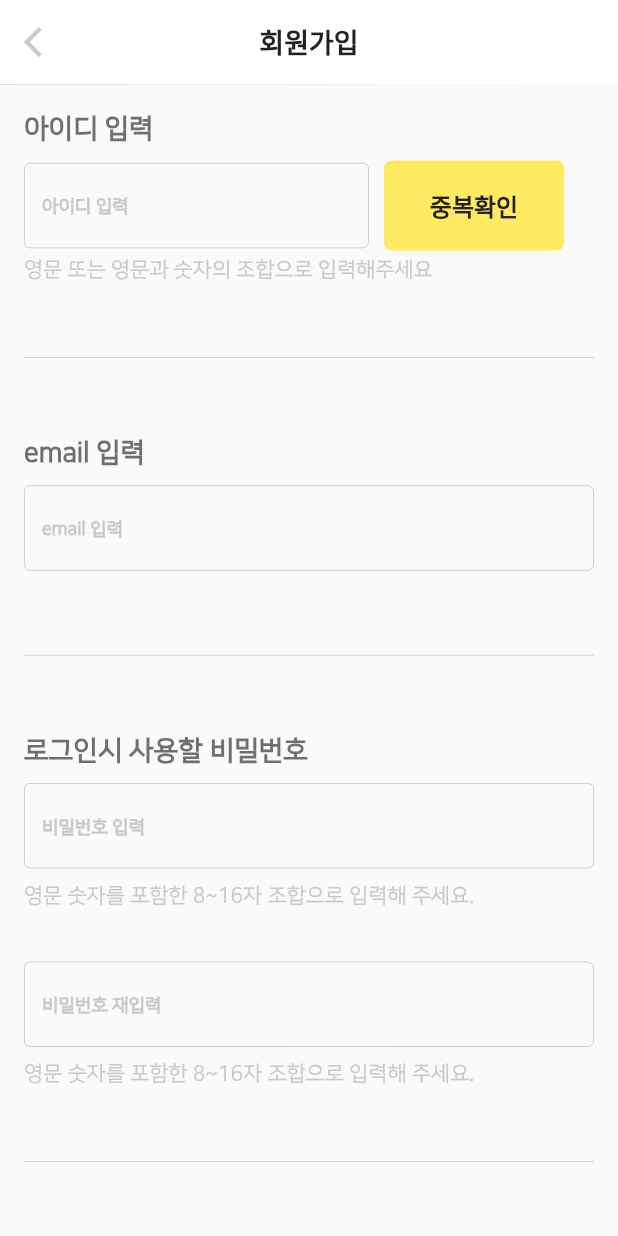
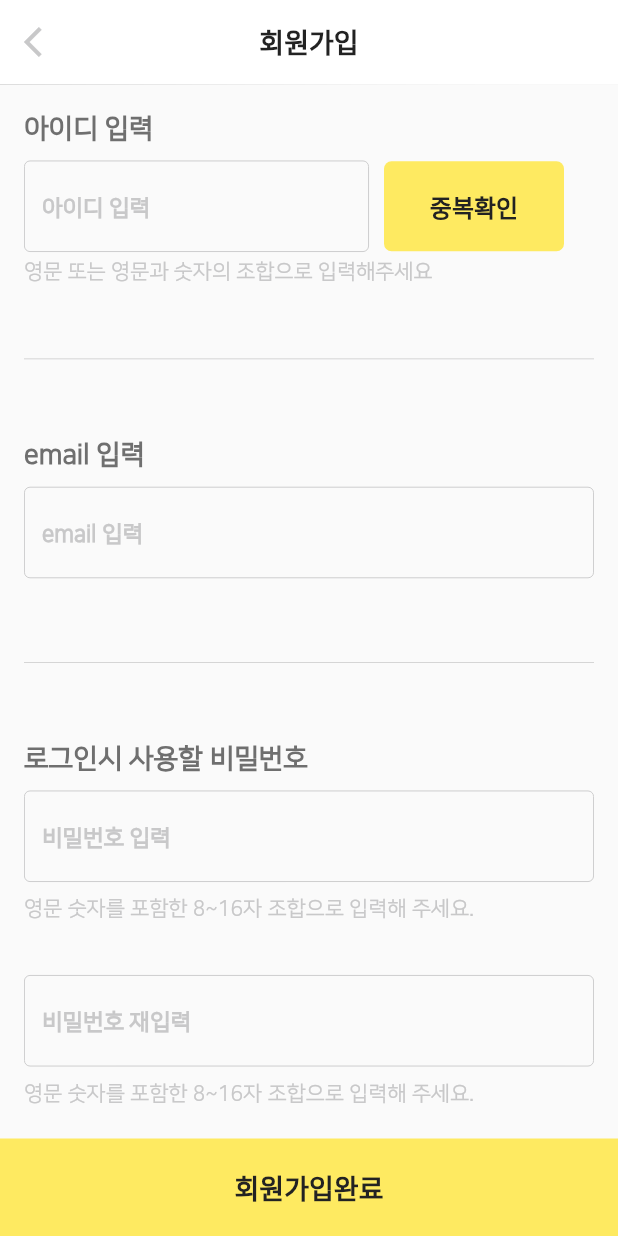
Before and after one commit to muaga/flutter-last-project, a Flutter app: the screen it shows after launch, on a phone screen of 412 x 824 dp. Run offline on Flutter 3.47's test engine with Material 2 defaults, Android fonts, the phone set to English and light mode, and no system bars; our stand-ins replace cached_network_image, dio, flutter_riverpod, flutter_secure_storage, validators; missing offline and left inert: flutter_summernote.

Commit message:
회원가입페이지 아ã완료/ 체크박스 배경 노란색 바꾸기 시도..?

```diff
--- a/lib/ui/pages/auth/join_id_email_page/join_id_email_page.dart
+++ b/lib/ui/pages/auth/join_id_email_page/join_id_email_page.dart
@@ -1,6 +1,7 @@
 import 'package:flutter/material.dart';
 import 'package:flutter_blog/_core/constants/color.dart';
 import 'package:flutter_blog/ui/pages/auth/join_id_email_page/widgets/body/join_id_email_body.dart';
+import 'package:flutter_blog/ui/widgets/button/custom_bottom_button.dart';
 
 class JoinIdEmailPage extends StatelessWidget {
   const JoinIdEmailPage({super.key});
@@ -18,6 +19,8 @@ class JoinIdEmailPage extends StatelessWidget {
         elevation: 0.2,
       ),
       body: JoinIdEmailBody(),
+      extendBody: true,
+      bottomNavigationBar: BottomButton(),
     );
   }
 }
--- a/lib/ui/pages/auth/join_id_email_page/widgets/body/join_id_email_body.dart
+++ b/lib/ui/pages/auth/join_id_email_page/widgets/body/join_id_email_body.dart
@@ -2,7 +2,7 @@ import 'package:flutter/material.dart';
 import 'package:flutter_blog/_core/constants/color.dart';
 import 'package:flutter_blog/_core/constants/font.dart';
 import 'package:flutter_blog/_core/constants/size.dart';
-import 'package:flutter_blog/ui/widgets/button/custom_checkBox.dart';
+import 'package:flutter_blog/ui/pages/auth/join_id_email_page/widgets/form/checkBox_form.dart';
 import 'package:flutter_blog/ui/widgets/line/custom_thin_line.dart';
 import 'package:flutter_blog/ui/widgets/text_form/custom_text_form.dart';
 import 'package:flutter_blog/ui/widgets/text_form/custom_text_form_and_validator_button.dart';
@@ -27,7 +27,7 @@ class JoinIdEmailBody extends ConsumerWidget {
             buttonText: "중복확인",
             guideText: "영문 또는 영문과 숫자의 조합으로 입력해주세요",
             controller: _username,
-          ),
+          ), //id 입력
           const SizedBox(height: gapXxlarge),
           CustomThinLine(),
           const SizedBox(height: gapXxlarge),
@@ -35,7 +35,7 @@ class JoinIdEmailBody extends ConsumerWidget {
             title: "email 입력",
             hintText: "email 입력",
             controller: _email,
-          ),
+          ), //email 입력
           const SizedBox(height: gapXlarge),
           CustomThinLine(),
           const SizedBox(height: gapXxlarge),
@@ -44,12 +44,12 @@ class JoinIdEmailBody extends ConsumerWidget {
             hintText: "비밀번호 입력",
             guideText: "영문 숫자를 포함한 8~16자 조합으로 입력해 주세요.",
             controller: _email,
-          ),
+          ), //비밀번호 입력
           CustomTextForm(
             hintText: "비밀번호 재입력",
             guideText: "영문 숫자를 포함한 8~16자 조합으로 입력해 주세요.",
             controller: _email,
-          ),
+          ), //비밀번호 재입력
           const SizedBox(height: gapXxlarge),
           CustomThinLine(),
           const SizedBox(height: gapXxlarge),
@@ -59,57 +59,13 @@ class JoinIdEmailBody extends ConsumerWidget {
             buttonText: "중복확인",
             guideText: "닉네임 설정한 회원이 독서 습관 갖기에 성공할 확률이 높아요.",
             controller: _username,
-          ),
+          ), //닉네임 입력
           const SizedBox(height: gapXxlarge),
           CustomThinLine(),
           const SizedBox(height: gapXxlarge),
           Text("약관 동의", style: subTitle1(mColor: kFontGray)),
           const SizedBox(height: gapLarge),
-          SizedBox(
-            width: double.infinity, // 레이아웃의 가로 공간을 다 사용
-            height: 250.0, // 원하는 높이
-            child: Container(
-              decoration: BoxDecoration(
-                border: Border.all(color: kBackGray, width: 1.0),
-                borderRadius: BorderRadius.circular(10.0),
-              ),
-              child: Column(
-                children: [
-                  Row(
-                    children: [
-                      CheckboxExample(),
-                      Text('전체 동의하기'),
-                    ],
-                  ),
-                  CustomThinLine(),
-                  Row(
-                    children: [
-                      CheckboxExample(),
-                      Text('(필수) 만14세 이상'),
-                    ],
-                  ),
-                  Row(
-                    children: [
-                      CheckboxExample(),
-                      Text('(필수) 밀리의 서재 이용약관 동의'),
-                    ],
-                  ),
-                  Row(
-                    children: [
-                      CheckboxExample(),
-                      Text('(필수) 개인정보 처리방침 동의'),
-                    ],
-                  ),
-                  Row(
-                    children: [
-                      CheckboxExample(),
-                      Text('(선택) 도서추천, 신간도식 등 알림 수신'),
-                    ],
-                  ),
-                ],
-              ),
-            ),
-          ),
+          CheckBoxGroup(),
         ],
       ),
     );
--- /dev/null
+++ b/lib/ui/widgets/button/custom_bottom_button.dart
@@ -0,0 +1,89 @@
+import 'package:flutter/material.dart';
+import 'package:flutter_blog/_core/constants/color.dart';
+import 'package:flutter_blog/_core/constants/font.dart';
+
+class BottomButton extends StatelessWidget {
+  const BottomButton({
+    super.key,
+  });
+
+  @override
+  Widget build(BuildContext context) {
+    return ElevatedButton(
+      onPressed: () {
+        // 버튼 클릭 시 수행할 작업
+      },
+      style: ElevatedButton.styleFrom(
+        backgroundColor: kPrimaryColor,
+        shape: RoundedRectangleBorder(borderRadius: BorderRadius.zero), // 버튼 색상
+        padding: EdgeInsets.symmetric(vertical: 20),
+      ),
+      child: Text(
+        '회원가입완료',
+        style: subTitle1(),
+      ),
+    );
+  }
+}
+
+// import 'package:flutter/material.dart';
+// import 'package:flutter_blog/_core/constants/color.dart';
+// import 'package:flutter_blog/ui/widgets/button/custom_checkBox.dart';
+// import 'package:flutter_blog/ui/widgets/line/custom_thin_line.dart';
+//
+// class CheckBoxForm extends StatelessWidget {
+//   const CheckBoxForm({super.key});
+//
+//   @override
+//   Widget build(BuildContext context) {
+//     return Column(
+//       children: [
+//         SizedBox(
+//           width: double.infinity, // 레이아웃의 가로 공간을 다 사용
+//           height: 250.0, // 원하는 높이
+//           child: Container(
+//             decoration: BoxDecoration(
+//               border: Border.all(color: kBackGray, width: 1.0),
+//               borderRadius: BorderRadius.circular(10.0),
+//             ),
+//             child: Column(
+//               children: [
+//                 Row(
+//                   children: [
+//                     CheckboxExample(),
+//                     Text('전체 동의하기'),
+//                   ],
+//                 ),
+//                 CustomThinLine(),
+//                 Row(
+//                   children: [
+//                     CheckboxExample(),
+//                     Text('(필수) 만14세 이상'),
+//                   ],
+//                 ),
+//                 Row(
+//                   children: [
+//                     CheckboxExample(),
+//                     Text('(필수) 밀리의 서재 이용약관 동의'),
+//                   ],
+//                 ),
+//                 Row(
+//                   children: [
+//                     CheckboxExample(),
+//                     Text('(필수) 개인정보 처리방침 동의'),
+//                   ],
+//                 ),
+//                 Row(
+//                   children: [
+//                     CheckboxExample(),
+//                     Text('(선택) 도서추천, 신간도식 등 알림 수신'),
+//                   ],
+//                 ),
+//               ],
+//             ),
+//           ),
+//         ),
+//       ],
+//     );
+//   }
+// }
--- a/lib/ui/widgets/text_form/custom_login_text_form.dart
+++ b/lib/ui/widgets/text_form/custom_login_text_form.dart
@@ -1,6 +1,6 @@
 import 'package:flutter/material.dart';
 import 'package:flutter_blog/_core/constants/size.dart';
-import 'package:flutter_blog/ui/widgets/text_form_field/out_line_text_form_field.dart';
+import 'package:flutter_blog/ui/widgets/text_form_field/custom_out_line_text_form_field.dart';
 
 class CustomLoginTextForm extends StatelessWidget {
   final TextEditingController controller;
@@ -10,9 +10,9 @@ class CustomLoginTextForm extends StatelessWidget {
   @override
   Widget build(BuildContext context) {
     return Column(children: [
-      OutLineTextFormField(hintText: "아이디 입력", controller: controller),
+      CustomOutLineTextFormField(hintText: "아이디 입력", controller: controller),
       SizedBox(height: gapMedium),
-      OutLineTextFormField(
+      CustomOutLineTextFormField(
           hintText: "비밀번호", isPassword: true, controller: controller),
       SizedBox(height: gapMedium),
       ElevatedButton(onPressed: () {}, child: Text("로그인"))
--- a/lib/ui/widgets/text_form/custom_text_form.dart
+++ b/lib/ui/widgets/text_form/custom_text_form.dart
@@ -2,7 +2,7 @@ import 'package:flutter/material.dart';
 import 'package:flutter_blog/_core/constants/color.dart';
 import 'package:flutter_blog/_core/constants/font.dart';
 import 'package:flutter_blog/_core/constants/size.dart';
-import 'package:flutter_blog/ui/widgets/text_form_field/out_line_text_form_field.dart';
+import 'package:flutter_blog/ui/widgets/text_form_field/custom_out_line_text_form_field.dart';
 
 class CustomTextForm extends StatelessWidget {
   final String? title;
@@ -23,7 +23,7 @@ class CustomTextForm extends StatelessWidget {
       children: [
         Text(title ?? "", style: subTitle1(mColor: kFontGray)),
         SizedBox(height: gapMedium),
-        OutLineTextFormField(hintText: hintText, controller: controller),
+        CustomOutLineTextFormField(hintText: hintText, controller: controller),
         SizedBox(height: gapMedium),
         Text(guideText ?? "", style: TextStyle(color: kFontLightGray)),
       ],
--- a/lib/ui/widgets/text_form/custom_text_form_and_validator_button.dart
+++ b/lib/ui/widgets/text_form/custom_text_form_and_validator_button.dart
@@ -2,7 +2,7 @@ import 'package:flutter/material.dart';
 import 'package:flutter_blog/_core/constants/color.dart';
 import 'package:flutter_blog/_core/constants/font.dart';
 import 'package:flutter_blog/_core/constants/size.dart';
-import 'package:flutter_blog/ui/widgets/text_form_field/out_line_text_form_field.dart';
+import 'package:flutter_blog/ui/widgets/text_form_field/custom_out_line_text_form_field.dart';
 
 class CustomTextFormAndValidatorButton extends StatelessWidget {
   final String title;
@@ -29,7 +29,7 @@ class CustomTextFormAndValidatorButton extends StatelessWidget {
           children: [
             Container(
                 width: 230,
-                child: OutLineTextFormField(
+                child: CustomOutLineTextFormField(
                     hintText: hintText, controller: controller)),
             const SizedBox(width: gapMedium),
             ElevatedButton(
--- a/lib/ui/widgets/text_form_field/out_line_text_form_field.dart
+++ b/lib/ui/widgets/text_form_field/custom_out_line_text_form_field.dart
@@ -2,12 +2,12 @@ import 'package:flutter/material.dart';
 import 'package:flutter_blog/_core/constants/color.dart';
 import 'package:flutter_blog/_core/constants/font.dart';
 
-class OutLineTextFormField extends StatelessWidget {
+class CustomOutLineTextFormField extends StatelessWidget {
   final hintText;
   final bool isPassword;
   final TextEditingController controller;
 
-  const OutLineTextFormField(
+  const CustomOutLineTextFormField(
       {required this.hintText,
       this.isPassword = false,
       required this.controller});
@@ -17,10 +17,10 @@ class OutLineTextFormField extends StatelessWidget {
     return TextFormField(
       controller: controller,
       obscureText: isPassword,
-      style: body2(),
+      style: body1(),
       decoration: InputDecoration(
         hintText: hintText,
-        hintStyle: TextStyle(color: kFontLightGray),
+        hintStyle: TextStyle(color: kFontLightGray, fontSize: 15),
         enabledBorder: OutlineInputBorder(
             borderSide: BorderSide(color: kFontLightGray, width: 0.6)),
         focusedBorder: OutlineInputBorder(
```
Also changed, not shown: lib/ui/pages/auth/join_id_email_page/widgets/form/checkBox_form.dart (added, +126 -0 lines), lib/ui/widgets/button/custom_checkBox.dart (+7 -1 lines).
